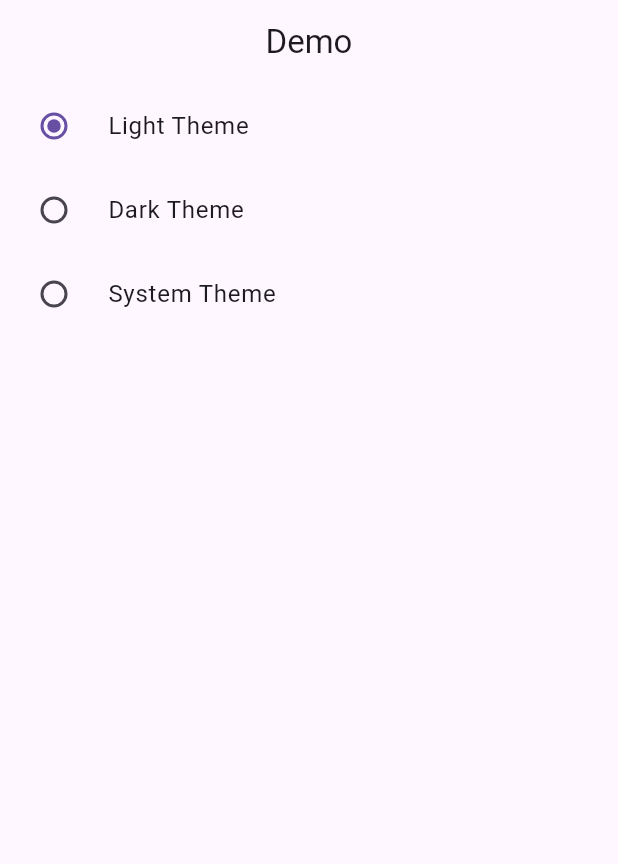
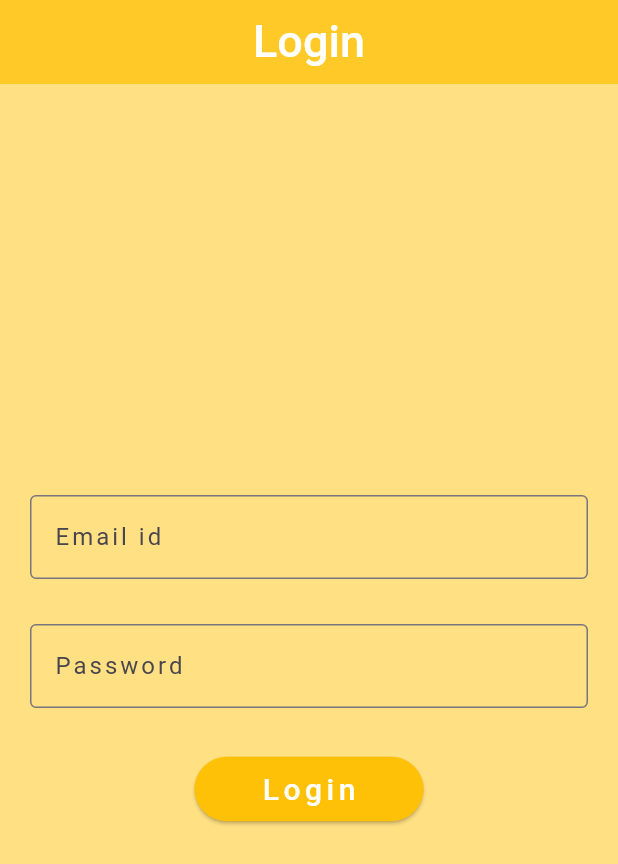
Before and after one commit to souravs3/porovider_test, a Flutter app: the screen it shows after launch, on a phone screen of 412 x 824 dp. Shown: the top 864 px of the screen. Run offline on Flutter 3.47's test engine with Material 3 defaults, Android fonts, the phone set to English and light mode, and no system bars.

```diff
--- /dev/null
+++ b/lib/controller/api_providers/auth_provider.dart
@@ -0,0 +1,51 @@
+import 'package:flutter/material.dart';
+import 'package:http/http.dart' as http;
+import 'dart:convert';
+
+import 'package:test_provider/view/home.dart'; // Adjust the import path according to your project structure
+
+class AuthProvider extends ChangeNotifier {
+  bool _isLoading = false;
+
+  bool get isLoading => _isLoading;
+
+  void setLoading(bool value) {
+    _isLoading = value;
+    notifyListeners();
+  }
+
+  void login(BuildContext context, String email, String password) async {
+    setLoading(true);
+    try {
+      final response = await http.post(
+        Uri.parse('https://api.acad360.com/v1.1/attendees/login'),
+        headers: {
+          'tenantid': '63c827a94f51b07114e9d992',
+          'username': 'events-app',
+          'key': 'cff4c505-9718-4091-a949-060e122ea560',
+          'secret': '57ed9e57-d40d-454c-9a11-7764693e2f7e-d08c347ea0134c9a1ce0f24196c1624b',
+          'Content-Type': 'application/json'
+        },
+        body: jsonEncode({
+          'email': email,
+          'password': password,
+          "eventId": "6376226145148df47313a86c"
+        }),
+      );
+
+      if (response.statusCode == 200) {
+        print('Login Successful');
+        Navigator.pushReplacement(
+          context,
+          MaterialPageRoute(builder: (context) => Home()),
+        );
+      } else {
+        print('Failed: ${response.statusCode} ${response.body}');
+      }
+    } catch (e) {
+      print('Error: $e');
+    } finally {
+      setLoading(false);
+    }
+  }
+}
--- a/lib/main.dart
+++ b/lib/main.dart
@@ -1,10 +1,11 @@
 import 'package:flutter/material.dart';
 import 'package:provider/provider.dart';
+import 'package:test_provider/controller/api_providers/auth_provider.dart';
 import 'package:test_provider/controller/favorite_provider.dart';
 import 'package:test_provider/controller/provider.dart';
 import 'package:test_provider/controller/slider_provider.dart';
 import 'package:test_provider/controller/theme_provider.dart';
-import 'package:test_provider/view/dark_theme.dart';
+import 'package:test_provider/view/api/login.dart';
 
 void main() {
   runApp(const MyApp());
@@ -22,6 +23,7 @@ class MyApp extends StatelessWidget {
           ChangeNotifierProvider(create: (context) => SliderProvider()),
           ChangeNotifierProvider(create: (context) => FavoriteProvider()),
           ChangeNotifierProvider(create: (context) => ThemeProvider()),
+          ChangeNotifierProvider(create: (context) => AuthProvider()),
         ],
         child: Builder(builder: (context) {
           final themeChanger = Provider.of<ThemeProvider>(context);
@@ -30,7 +32,7 @@ class MyApp extends StatelessWidget {
             themeMode: themeChanger.themeMode,
             theme: ThemeData(brightness: Brightness.light),
             darkTheme: ThemeData(brightness: Brightness.dark),
-            home: DarkTheme(),
+            home: Login(),
           );
         }));
   }
--- /dev/null
+++ b/lib/view/api/login.dart
@@ -0,0 +1,90 @@
+import 'package:flutter/material.dart';
+import 'package:provider/provider.dart';
+import 'package:test_provider/controller/api_providers/auth_provider.dart';
+
+// ignore: must_be_immutable
+class Login extends StatelessWidget {
+  Login({super.key});
+
+  TextEditingController _emailController = TextEditingController();
+  TextEditingController _passworrdController = TextEditingController();
+
+  @override
+  Widget build(BuildContext context) {
+    final authProvider = Provider.of<AuthProvider>(context);
+
+    return Scaffold(
+      backgroundColor: Colors.amber.shade200,
+      appBar: AppBar(
+        backgroundColor: Colors.amber.shade400,
+        title: Text(
+          'Login',
+          style: TextStyle(
+              color: Colors.white, fontSize: 30, fontWeight: FontWeight.w500),
+        ),
+        centerTitle: true,
+      ),
+      body: Container(
+        margin: EdgeInsets.all(20),
+        width: double.infinity,
+        height: double.infinity,
+        child: Column(
+          mainAxisAlignment: MainAxisAlignment.center,
+          children: [
+            TextFormField(
+              controller: _emailController,
+              decoration: InputDecoration(
+                  border: OutlineInputBorder(),
+                  hintStyle: TextStyle(letterSpacing: 2),
+                  hintText: 'Email id'),
+            ),
+            SizedBox(
+              height: 30,
+            ),
+            TextFormField(
+              controller: _passworrdController,
+              decoration: InputDecoration(
+                  border: OutlineInputBorder(),
+                  hintText: 'Password',
+                  hintStyle: TextStyle(letterSpacing: 2)),
+            ),
+            SizedBox(
+              height: 30,
+            ),
+            // LoginButton(
+            //     title: 'Login',
+            //     onTapp: () {
+            //       authProvider.login(
+            //           _emailController.text, _passworrdController.text);
+            //     }),
+
+            ElevatedButton(
+              style: ButtonStyle(
+                  backgroundColor: WidgetStatePropertyAll(Colors.amber),
+                  textStyle:
+                      WidgetStatePropertyAll(TextStyle(color: Colors.white))),
+              onPressed: () {
+                authProvider.login(
+                    context, _emailController.text, _passworrdController.text);
+              },
+              child: Padding(
+                padding:
+                    const EdgeInsets.symmetric(horizontal: 20, vertical: 10),
+                child: authProvider.isLoading
+                    ? CircularProgressIndicator()
+                    : Text(
+                        'Login',
+                        style: TextStyle(
+                            color: Colors.white,
+                            letterSpacing: 3,
+                            fontSize: 20,
+                            fontWeight: FontWeight.w500),
+                      ),
+              ),
+            ),
+          ],
+        ),
+      ),
+    );
+  }
+}
--- a/pubspec.yaml
+++ b/pubspec.yaml
@@ -36,6 +36,7 @@ dependencies:
   # Use with the CupertinoIcons class for iOS style icons.
   cupertino_icons: ^1.0.6
   provider: ^6.1.2
+  http: ^1.2.1
 
 dev_dependencies:
   flutter_test:
```
Also changed, not shown: lib/view/value_litsen_test..dart (added, +63 -0 lines), lib/view/widgets/login_button.dart (added, +26 -0 lines), pubspec.lock.
